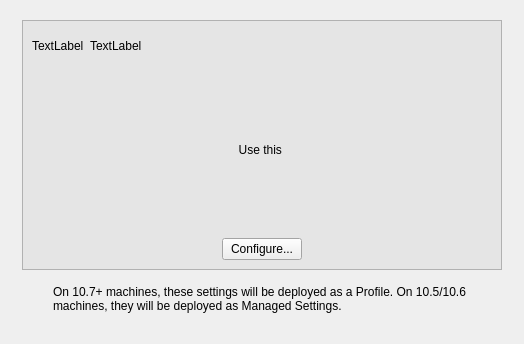
Old version of the form FWAdminLib/Configurator/NoFormsWidget.ui in the repository fw-dev/translations.
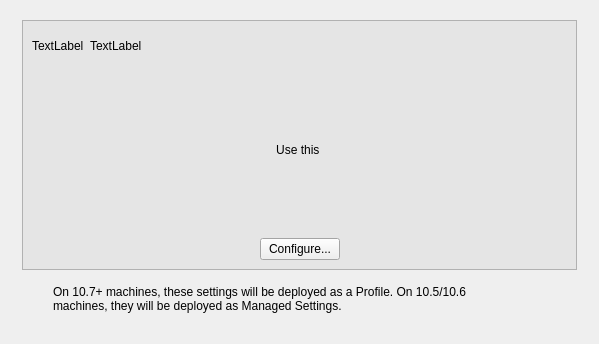
New version of the form. Icons and pictures are not drawn.

```diff
--- a/FWAdminLib/Configurator/NoFormsWidget.ui
+++ b/FWAdminLib/Configurator/NoFormsWidget.ui
@@ -6,7 +6,7 @@
    <rect>
     <x>0</x>
     <y>0</y>
-    <width>524</width>
+    <width>599</width>
     <height>344</height>
    </rect>
   </property>
@@ -50,7 +50,7 @@
      </property>
      <property name="minimumSize">
       <size>
-       <width>480</width>
+       <width>555</width>
        <height>250</height>
       </size>
      </property>
```
